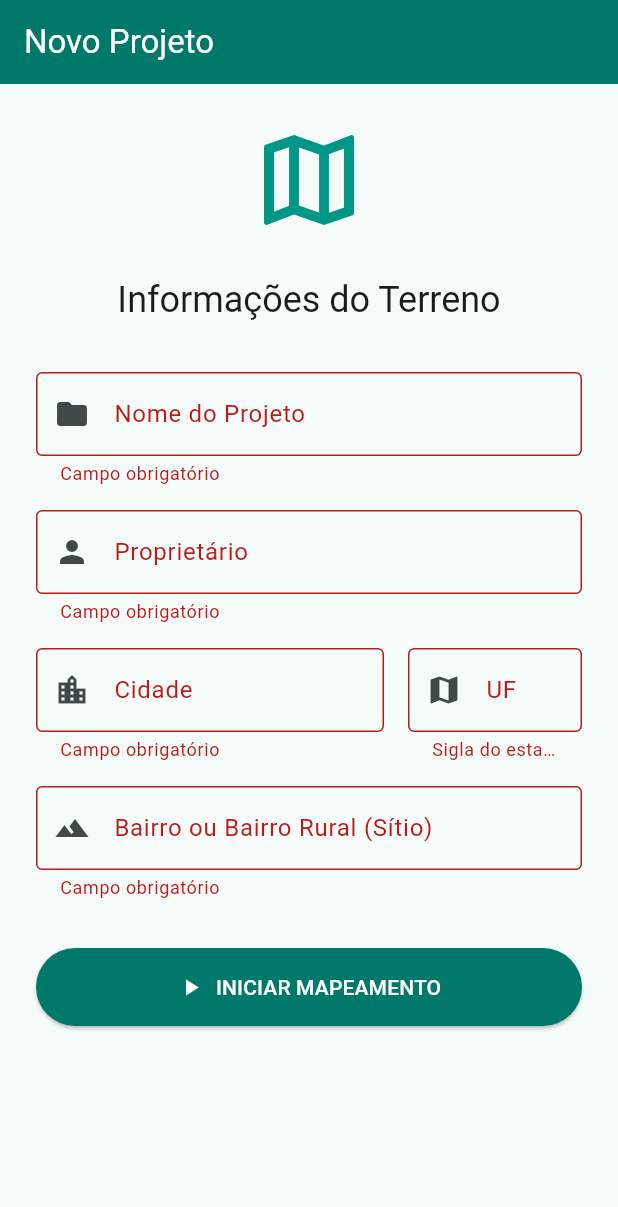
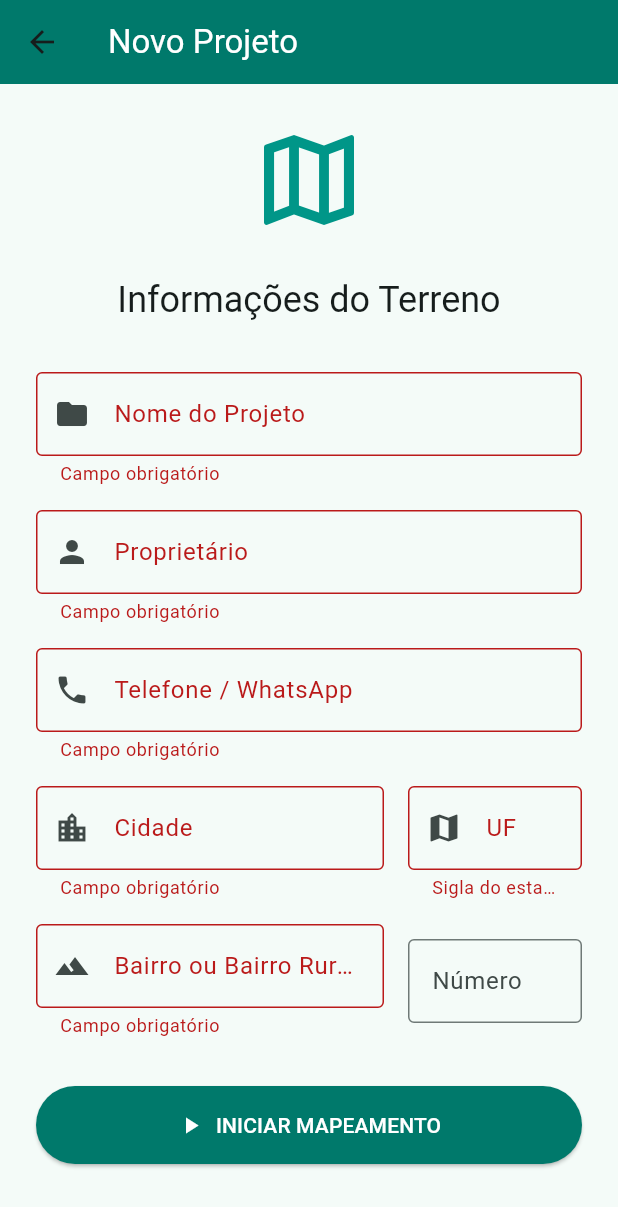
Before and after one commit to EmerSormany/fastmap_mobile, a Flutter app: the FormularioTerrenoScreen screen opened directly, after a tap on "INICIAR MAPEAMENTO", on a phone screen of 412 x 824 dp. Shown: the top 1207 px of the screen. Run offline on Flutter 3.47's test engine with Material 3 defaults, Android fonts, the phone set to English and light mode, and no system bars; our stand-ins replace flutter_map, geolocator, latlong2, supabase_flutter; missing offline and left inert: utm; accounts and stored records are empty.

Commit message:
feat: implementada tela de inicial, meus projetos

```diff
--- a/lib/core/models/fast_map_app.dart
+++ b/lib/core/models/fast_map_app.dart
@@ -1,3 +1,4 @@
+import 'package:fastmap_mobile/features/tela_inicial_screen.dart';
 import 'package:flutter/material.dart';
 import '../constants/environment.dart';
 import '../../features/form/formulario_cadastro_screen.dart';
@@ -23,7 +24,7 @@ class FastMapApp extends StatelessWidget {
       ),
       home: telaInicial == 'cadastro'
           ? const CadastroTerrenoScreen()
-          : const FormularioLoginScreen(),
+          : const HomeScreen(),
     );
   }
 }
--- a/lib/core/models/terreno_model.dart
+++ b/lib/core/models/terreno_model.dart
@@ -1,21 +1,69 @@
 import 'package:latlong2/latlong.dart';
 
 class TerrenoModel {
+  String? id;
   String nomeProjeto;
   String proprietario;
   String cidade;
   String uf;
   String bairro;
+  String numero;
+  String telefone;
 
   // lista de pontos preparada para receber as coordenadas
   List<LatLng> pontos;
 
   TerrenoModel({
+    this.id,
     required this.nomeProjeto,
     required this.proprietario,
     required this.cidade,
     required this.uf,
     required this.bairro,
-    this.pontos = const [], // inicializa vazia por padrão
+    required this.numero,
+    required this.telefone,
+
+    this.pontos = const [], // inicializa vazia
   });
+
+  // transofrma dados supabase em objeto flutter
+  factory TerrenoModel.fromMap(Map<String, dynamic> map) {
+    String enderecoCompleto = map['endereco'];
+    List<String> enderecoPartes = enderecoCompleto.split(',');
+
+    String cidade = enderecoPartes[0].trim();
+    String bairro = enderecoPartes[1].trim();
+    String uf = enderecoPartes[2].trim();
+    String numero = enderecoPartes[3].trim();
+
+    return TerrenoModel(
+      id: map['id'].toString(),
+      nomeProjeto: map['nome_projeto'],
+      proprietario: map['proprietario'],
+      telefone: map['telefone'],
+      cidade: cidade,
+      bairro: bairro,
+      uf: uf,
+      numero: numero,
+      // TODO: Posteriormente faremos o parse da coluna de pontos do banco
+      pontos: [],
+    );
+  }
+
+  // transforma objeto flutter em dados supabase
+  Map<String, dynamic> toMap() {
+
+    String numFormatado = numero.trim().isEmpty ? 'sem número' : numero.trim();
+
+    String enderecoUnificado = '${cidade.trim()}, ${uf.trim()}, ${bairro.trim()}, $numFormatado';
+
+    return {
+      'nome_projeto': nomeProjeto,
+      'proprietario': proprietario,
+      'endereco': enderecoUnificado,
+      'telefone': telefone
+      // TODO: implementar tabela de pontos
+      // 'pontos': pontos.map((p) => {'lat': p.latitude, 'lng': p.longitude}).toList(),
+    };
+  }
 }
--- a/lib/features/form/formulario_terreno_screen.dart
+++ b/lib/features/form/formulario_terreno_screen.dart
@@ -1,10 +1,11 @@
 import 'package:flutter/material.dart';
-// Importamos a tela 2 para poder navegar até ela
 import '../map/coleta_mapa_screen.dart';
 import '../../../core/models/terreno_model.dart';
 
 class FormularioTerrenoScreen extends StatefulWidget {
-  const FormularioTerrenoScreen({super.key});
+  final TerrenoModel? editandoProjeto;
+
+  const FormularioTerrenoScreen({super.key, this.editandoProjeto});
 
   @override
   State<FormularioTerrenoScreen> createState() =>
@@ -19,13 +20,17 @@ class _FormularioTerrenoScreenState extends State<FormularioTerrenoScreen> {
   String cidade = '';
   String uf = '';
   String bairro = '';
+  String numero = '';
+  String telefone = '';
 
   @override
   Widget build(BuildContext context) {
+    final estaEditando = widget.editandoProjeto != null;
+
     return Scaffold(
       appBar: AppBar(
-        title: const Text(
-          'Novo Projeto',
+        title: Text(
+          estaEditando ? 'Editar Projeto' : 'Novo Projeto',
           style: TextStyle(color: Colors.white),
         ),
         backgroundColor: Theme.of(context).colorScheme.primary,
@@ -48,12 +53,15 @@ class _FormularioTerrenoScreenState extends State<FormularioTerrenoScreen> {
               const SizedBox(height: 32),
 
               TextFormField(
+                initialValue: widget.editandoProjeto?.nomeProjeto ?? '',
                 textCapitalization: TextCapitalization.words,
+
                 decoration: const InputDecoration(
                   labelText: 'Nome do Projeto',
                   border: OutlineInputBorder(),
                   prefixIcon: Icon(Icons.folder),
                 ),
+
                 validator: (value) =>
                     value!.isEmpty ? 'Campo obrigatório' : null,
                 onSaved: (value) => nomeProjeto = value!,
@@ -61,15 +69,33 @@ class _FormularioTerrenoScreenState extends State<FormularioTerrenoScreen> {
               const SizedBox(height: 16),
 
               TextFormField(
+                initialValue: widget.editandoProjeto?.proprietario ?? '',
                 textCapitalization: TextCapitalization.words,
+
                 decoration: const InputDecoration(
                   labelText: 'Proprietário',
                   border: OutlineInputBorder(),
                   prefixIcon: Icon(Icons.person),
                 ),
+
                 validator: (value) =>
                     value!.isEmpty ? 'Campo obrigatório' : null,
                 onSaved: (value) => proprietario = value!,
+              ),
+              const SizedBox(height: 16),
+
+              TextFormField(
+                initialValue: widget.editandoProjeto?.telefone ?? '',
+                keyboardType: TextInputType.phone,
+
+                decoration: const InputDecoration(
+                  labelText: 'Telefone / WhatsApp',
+                  border: OutlineInputBorder(),
+                  prefixIcon: Icon(Icons.phone)
+                ),
+
+                validator: (value) => value!.isEmpty ? 'Campo obrigatório' : null,
+                onSaved: (value) => telefone = value!,
               ),
               const SizedBox(height: 16),
 
@@ -79,7 +105,9 @@ class _FormularioTerrenoScreenState extends State<FormularioTerrenoScreen> {
                   Expanded(
                     flex: 2,
                     child: TextFormField(
+                      initialValue: widget.editandoProjeto?.cidade ?? '',
                       textCapitalization: TextCapitalization.words,
+
                       decoration: const InputDecoration(
                         labelText: 'Cidade',
                         border: OutlineInputBorder(),
@@ -95,14 +123,18 @@ class _FormularioTerrenoScreenState extends State<FormularioTerrenoScreen> {
                   Expanded(
                     flex: 1,
                     child: TextFormField(
+                      initialValue: widget.editandoProjeto?.uf ?? '',
                       textCapitalization: TextCapitalization.characters,
+
                       decoration: const InputDecoration(
                         labelText: 'UF',
                         border: OutlineInputBorder(),
                         prefixIcon: Icon(Icons.map),
                       ),
-                      validator: (value) =>
-                          value!.isEmpty || value.length > 2 ? 'Sigla do estado' : null,
+
+                      validator: (value) => value!.isEmpty || value.length != 2 // força usuário a digitar sigla
+                          ? 'Sigla do estado'
+                          : null,
                       onSaved: (value) => uf = value!.toLowerCase(),
                     ),
                   ),
@@ -110,23 +142,45 @@ class _FormularioTerrenoScreenState extends State<FormularioTerrenoScreen> {
               ),
               const SizedBox(height: 16),
 
-              TextFormField(
+              Row(
+                children: [
+                  Expanded(
+                    flex: 2,
+                    child: TextFormField(
+                      initialValue: widget.editandoProjeto?.bairro ?? '',
                       textCapitalization: TextCapitalization.words,
+
                       decoration: const InputDecoration(
                         labelText: 'Bairro ou Bairro Rural (Sítio)',
                         border: OutlineInputBorder(),
                         prefixIcon: Icon(Icons.landscape),
                       ),
+
                       validator: (value) =>
                           value!.isEmpty ? 'Campo obrigatório' : null,
                       onSaved: (value) => bairro = value!,
+                    ),
+                  ),
+                  const SizedBox(width: 16),
+
+                  Expanded(
+                    flex: 1,
+                    child: TextFormField(
+                      initialValue: widget.editandoProjeto?.numero ?? '',
+                      decoration: const InputDecoration(labelText: 'Número', border: OutlineInputBorder()),
+                      onSaved: (value) => numero = value ?? '',
+                    ),
+                  )
+                ],
               ),
 
               const SizedBox(height: 32),
 
               ElevatedButton.icon(
                 icon: const Icon(Icons.play_arrow),
-                label: const Text('INICIAR MAPEAMENTO'),
+                label: Text(
+                  estaEditando ? 'SALVAR E CONTINUAR' : 'INICIAR MAPEAMENTO',
+                ),
                 style: ElevatedButton.styleFrom(
                   padding: const EdgeInsets.symmetric(vertical: 16),
                   backgroundColor: Theme.of(context).colorScheme.primary,
@@ -136,13 +190,16 @@ class _FormularioTerrenoScreenState extends State<FormularioTerrenoScreen> {
                   if (_formKey.currentState!.validate()) {
                     _formKey.currentState!.save();
 
-                    // Epacotamento das 5 variáveis inciais do terreno
+                    // Epacotamento das variáveis inciais do terreno
                     TerrenoModel novoTerreno = TerrenoModel(
+                      id: widget.editandoProjeto?.id,
                       nomeProjeto: nomeProjeto,
                       proprietario: proprietario,
                       cidade: cidade,
                       uf: uf,
                       bairro: bairro,
+                      numero: numero,
+                      telefone: telefone
                     );
 
                     // Enia o terreno para a próxima página e icrementa com os pontos coletados
```
Also changed, not shown: lib/features/tela_inicial_screen.dart (added, +153 -0 lines). Lines whose indentation alone changed are shown as unchanged.
